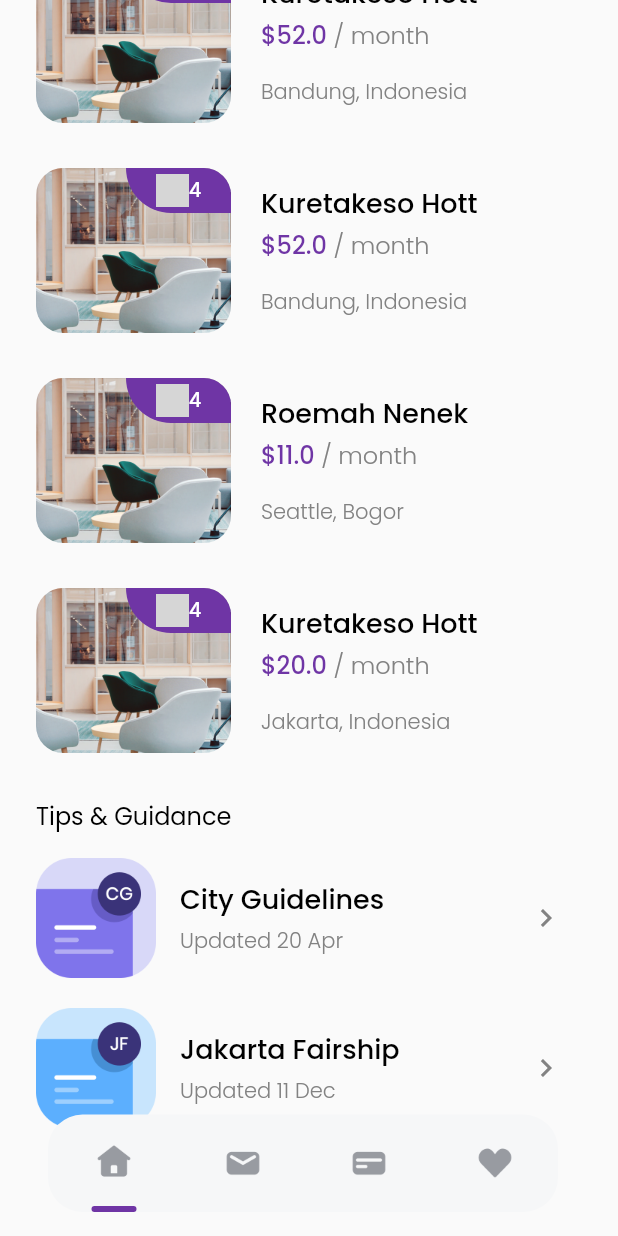
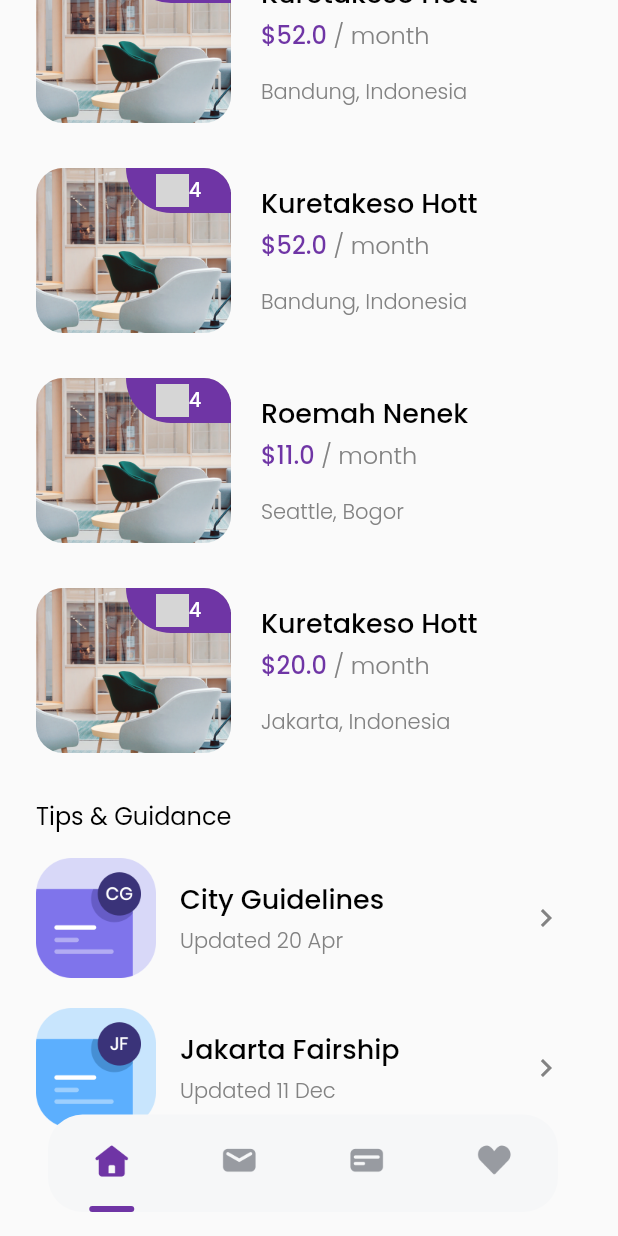
Before and after one commit to Al-Aswad/belajar-flutter-cozy, a Flutter app: the HomePage screen opened directly, scrolled down 404 dp, on a phone screen of 412 x 824 dp. Run offline on Flutter 3.47's test engine with Material 2 defaults, Android fonts, the phone set to English and light mode, and no system bars; our stand-ins replace google_fonts; grey boxes are pictures that could not be loaded.

Commit message:
feat: add widget stateful

```diff
--- a/lib/pages/home_page.dart
+++ b/lib/pages/home_page.dart
@@ -1,6 +1,7 @@
 import 'package:cozy_kost/models/space.dart';
 import 'package:cozy_kost/models/tips.dart';
 import 'package:cozy_kost/theme.dart';
+import 'package:cozy_kost/widgets/bottom_navbar.dart';
 import 'package:cozy_kost/widgets/bottom_navbar_item.dart';
 import 'package:cozy_kost/widgets/city_card.dart';
 import 'package:cozy_kost/widgets/space_card.dart';
@@ -190,37 +191,6 @@ class HomePage extends StatelessWidget {
             ],
           ),
         ),
-      floatingActionButton: Container(
-        height: 65,
-        // width full
-        width: MediaQuery.of(context).size.width - (3 * edge),
-        // width: MediaQuery.of(context).size.width - (2 * edge),
-        margin: EdgeInsets.symmetric(
-          horizontal: edge,
-        ),
-        decoration: BoxDecoration(
-          color: Color(0xffF6F7F8),
-          borderRadius: BorderRadius.circular(23),
-        ),
-        child: Row(
-          mainAxisAlignment: MainAxisAlignment.spaceAround,
-          children: [
-            BottomNavbarItem(
-              imageUrl: 'assets/icons/icon_home.png',
-              isActive: true,
-            ),
-            BottomNavbarItem(
-              imageUrl: 'assets/icons/icon_mail.png',
-            ),
-            BottomNavbarItem(
-              imageUrl: 'assets/icons/icon_card.png',
-            ),
-            BottomNavbarItem(
-              imageUrl: 'assets/icons/icon_love.png',
-            ),
-          ],
-        ),
-      ),
-    );
+        floatingActionButton: BottomNavbar());
   }
 }
--- /dev/null
+++ b/lib/widgets/bottom_navbar.dart
@@ -0,0 +1,103 @@
+import 'package:cozy_kost/theme.dart';
+import 'package:cozy_kost/widgets/bottom_navbar_item.dart';
+import 'package:flutter/material.dart';
+
+class BottomNavbar extends StatefulWidget {
+  const BottomNavbar({super.key});
+
+  @override
+  State<BottomNavbar> createState() => _BottomNavbarState();
+}
+
+class _BottomNavbarState extends State<BottomNavbar> {
+  bool home = true;
+  bool message = false;
+  bool card = false;
+  bool love = false;
+
+  @override
+  Widget build(BuildContext context) {
+    return Container(
+      height: 65,
+      // width full
+      width: MediaQuery.of(context).size.width - (3 * edge),
+      // width: MediaQuery.of(context).size.width - (2 * edge),
+      margin: EdgeInsets.symmetric(
+        horizontal: edge,
+      ),
+      decoration: BoxDecoration(
+        color: Color(0xffF6F7F8),
+        borderRadius: BorderRadius.circular(23),
+      ),
+      child: Row(
+        mainAxisAlignment: MainAxisAlignment.spaceAround,
+        children: [
+          InkWell(
+            onTap: () {
+              // set state active
+              print('clicked');
+              setState(() {
+                home = true;
+                message = false;
+                card = false;
+                love = false;
+              });
+            },
+            child: BottomNavbarItem(
+              imageUrl: 'assets/icons/icon_home.png',
+              isActive: home,
+            ),
+          ),
+          InkWell(
+            onTap: () {
+              // set state active
+              print('clicked');
+              setState(() {
+                home = false;
+                message = true;
+                card = false;
+                love = false;
+              });
+            },
+            child: BottomNavbarItem(
+              imageUrl: 'assets/icons/icon_mail.png',
+              isActive: message,
+            ),
+          ),
+          InkWell(
+            onTap: () {
+              // set state active
+              print('clicked');
+              setState(() {
+                home = false;
+                message = false;
+                card = true;
+                love = false;
+              });
+            },
+            child: BottomNavbarItem(
+              imageUrl: 'assets/icons/icon_card.png',
+              isActive: card,
+            ),
+          ),
+          InkWell(
+            onTap: () {
+              // set state active
+              print('clicked');
+              setState(() {
+                home = false;
+                message = false;
+                card = false;
+                love = true;
+              });
+            },
+            child: BottomNavbarItem(
+              imageUrl: 'assets/icons/icon_love.png',
+              isActive: love,
+            ),
+          ),
+        ],
+      ),
+    );
+  }
+}
--- a/lib/widgets/bottom_navbar_item.dart
+++ b/lib/widgets/bottom_navbar_item.dart
@@ -11,10 +11,16 @@ class BottomNavbarItem extends StatelessWidget {
     return Column(
       children: [
         Spacer(),
-        Image.asset(
-          imageUrl,
-          width: 26,
-        ),
+        isActive
+            ? Image.asset(
+                imageUrl,
+                width: 26,
+                color: Color(0xff6F35A5),
+              )
+            : Image.asset(
+                imageUrl,
+                width: 26,
+              ),
         Spacer(),
         isActive
             ? Container(
@@ -25,7 +31,10 @@ class BottomNavbarItem extends StatelessWidget {
                   borderRadius: BorderRadius.circular(1000),
                 ),
               )
-            : Container()
+            : Container(
+                width: 30,
+                height: 4,
+              )
       ],
     );
   }
```
Lines whose indentation alone changed are shown as unchanged.
